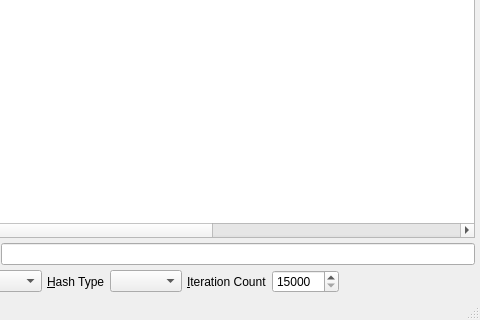
Qt form branches/trunk/GoldBug-UI/echo-key-share.ui (textbrowser/spot-on) before a commit; both pictures show x 105 to 585 and y 160 to 480 of the 585 by 480 pixel window.
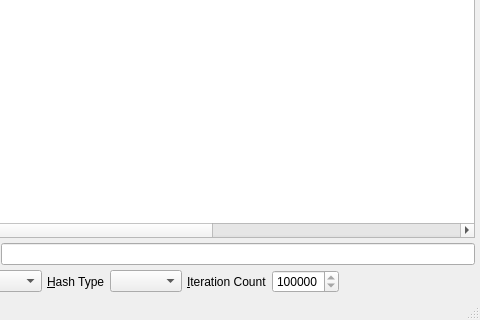
The same form after that commit. Icons and pictures are not drawn.

What changed in the file:
```diff
--- a/branches/trunk/GoldBug-UI/echo-key-share.ui
+++ b/branches/trunk/GoldBug-UI/echo-key-share.ui
@@ -188,7 +188,7 @@
       <item>
        <widget class="QSpinBox" name="iteration_count">
         <property name="minimum">
-         <number>15000</number>
+         <number>250000</number>
         </property>
         <property name="maximum">
          <number>999999999</number>
```
